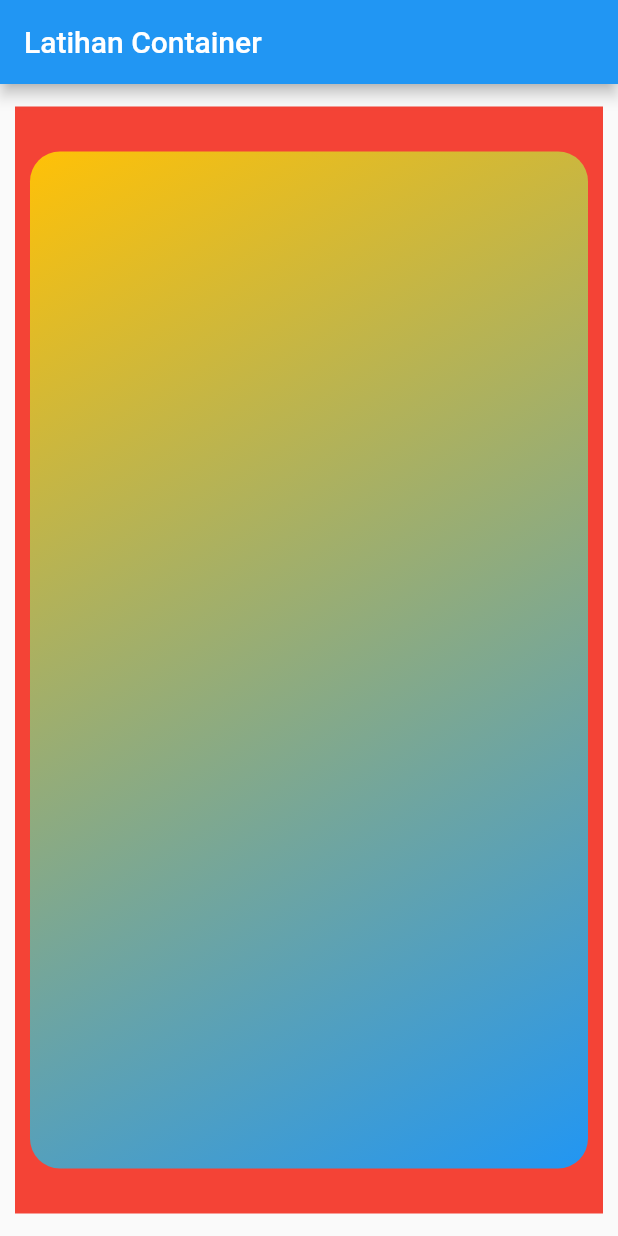
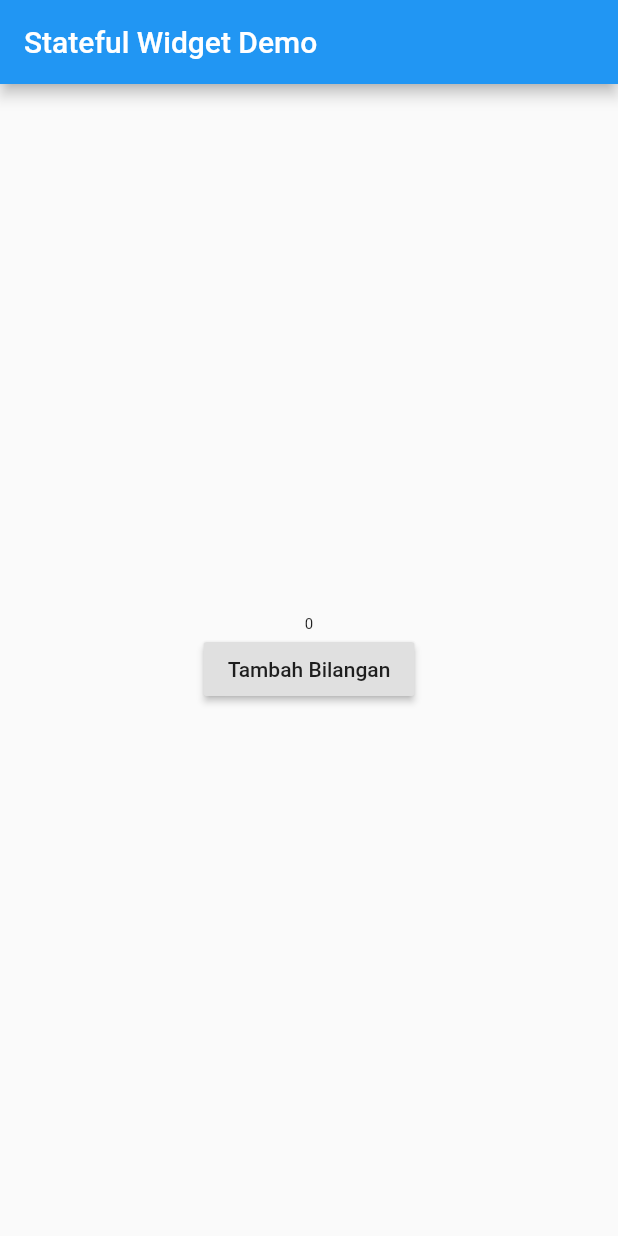
Before and after one commit to abuazis/Flutter-App-Tutorial, a Flutter app: the screen it shows after launch, on a phone screen of 412 x 824 dp. Run offline on Flutter 3.47's test engine with Material 2 defaults, Android fonts, the phone set to English and light mode, and no system bars.

Commit message:
05-stateful-widget-flutter

```diff
--- a/lib/main.dart
+++ b/lib/main.dart
@@ -2,32 +2,40 @@ import 'package:flutter/material.dart';
 
 void main() => runApp(MyApp());
 
-class MyApp extends StatelessWidget {
+class MyApp extends StatefulWidget {
+  @override
+  _MyAppState createState() => _MyAppState();
+}
+
+class _MyAppState extends State<MyApp> {
+  int number = 0;
+
+  void tekanTombol() {
+    setState(() {
+      number += 1;
+    });
+  }
+
   @override
   Widget build(BuildContext context) {
     return MaterialApp(
       home: Scaffold(
-        appBar: AppBar(title: Text("Latihan Container")),
-        body: Container(
-          color: Colors.red,
-          margin: EdgeInsets.fromLTRB(10, 15, 10, 15),
-          padding: EdgeInsets.only(bottom: 20, top: 20),
-          child: Container(
-            margin: EdgeInsets.all(10),
-            decoration: BoxDecoration(
-              borderRadius: BorderRadius.circular(20),
-              gradient: LinearGradient(
-                begin: Alignment.topLeft,
-                end: Alignment.bottomRight,
-                colors: <Color>[
-                  Colors.amber,
-                  Colors.blue
-                ]
-              )
-            ),
-            // color: Colors.blue,
-          )
-        )
+        appBar: AppBar(title: Text("Stateful Widget Demo")),
+        body: Center(
+          child: Column(
+            mainAxisAlignment: MainAxisAlignment.center,
+            children: <Widget>[
+              Text(
+                number.toString(),
+                style: TextStyle(fontSize: 10 + number.toDouble()),
+              ),
+              RaisedButton(
+                child: Text("Tambah Bilangan"),
+                onPressed: tekanTombol,
+              ),
+            ],
+          ),
+        ),
       ),
     );
   }
```
